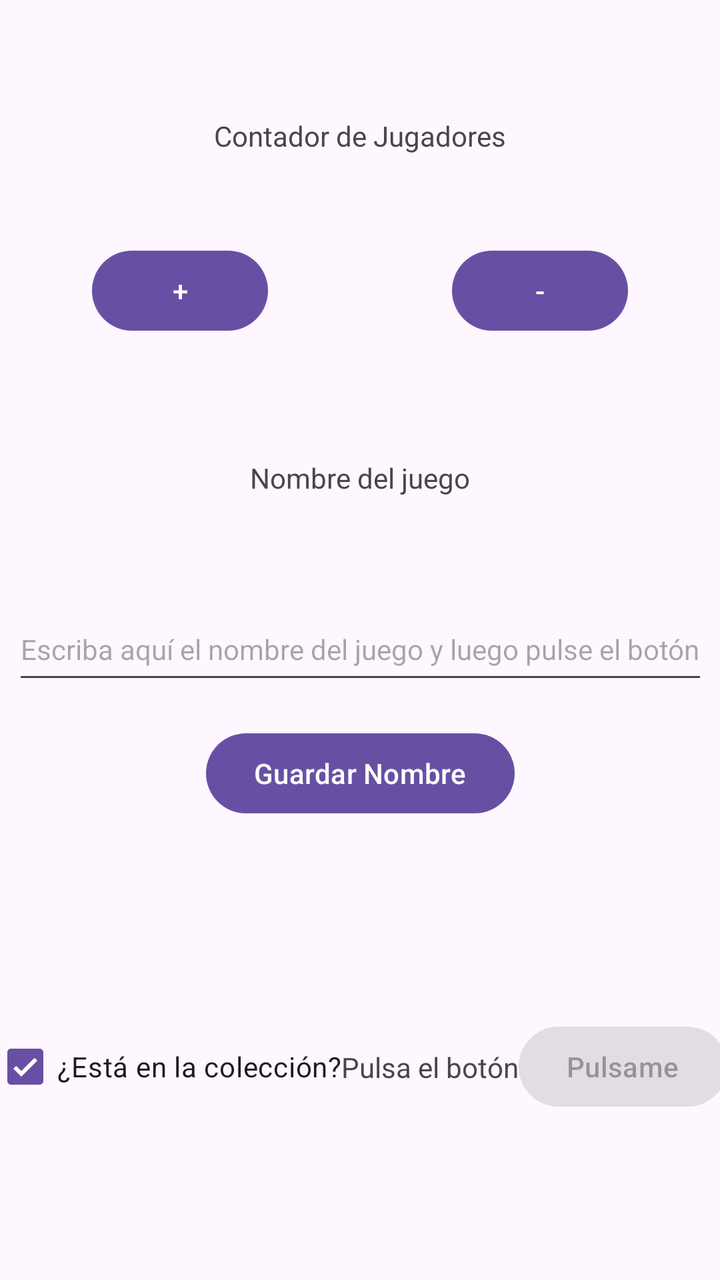
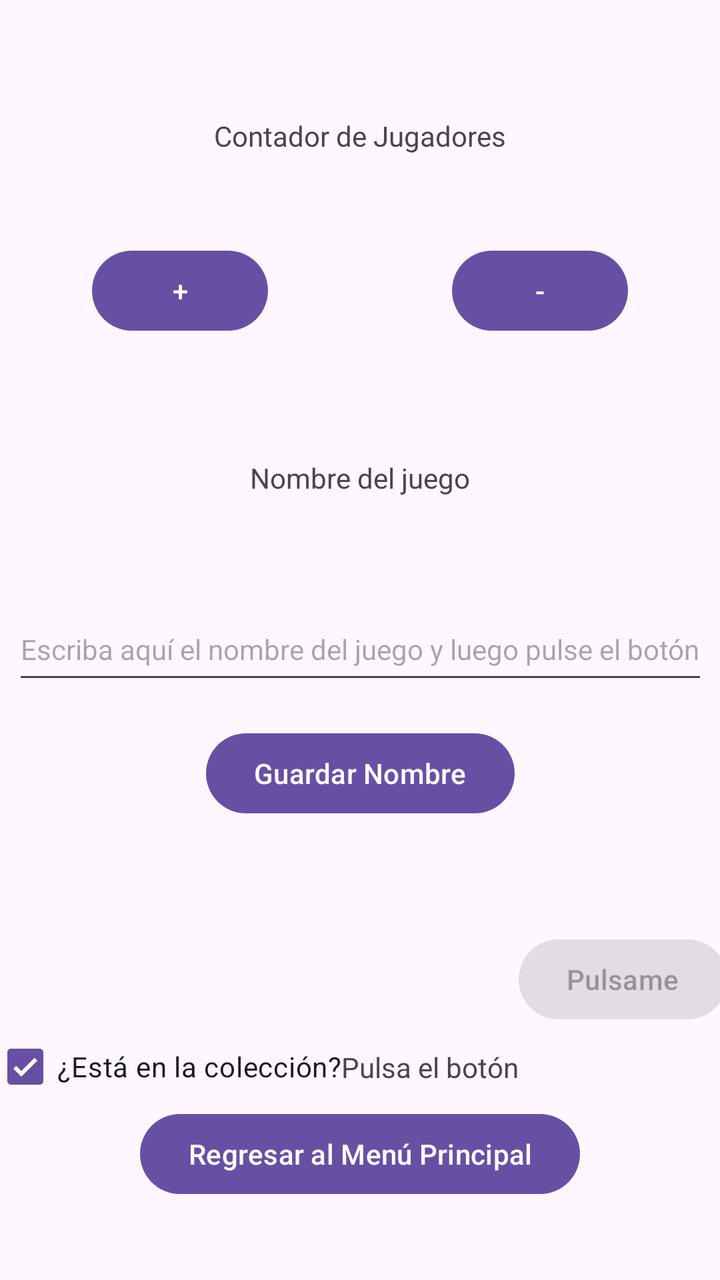

An Android layout rendered at two revisions. The XML below is the earlier revision; the diff shows what the commit changed to produce the second picture.
<!-- AndroidManifest.xml: application theme Theme.TiendaVideojuegosApp_Luengo_Gomez_Alejandro -->
<!-- res/layout/alta_juegos.xml -->
<?xml version="1.0" encoding="utf-8"?>
<LinearLayout xmlns:android="http://schemas.android.com/apk/res/android"
    android:layout_width="match_parent"
    android:layout_height="match_parent"
    android:orientation="vertical"
    xmlns:app="http://schemas.android.com/apk/res-auto">

    
    <androidx.constraintlayout.widget.ConstraintLayout
        android:layout_width="match_parent"
        android:layout_height="0dp"
        android:layout_weight="1">

        <TextView
            android:id="@+id/tvInfoNumJugadores"
            android:layout_width="wrap_content"
            android:layout_height="wrap_content"
            android:text="@string/tvInfoNumJugadores"
            app:layout_constraintTop_toTopOf="parent"
            app:layout_constraintBottom_toTopOf="@id/tvNumJugadores"
            app:layout_constraintEnd_toEndOf="parent"
            app:layout_constraintStart_toStartOf="parent" />

        <TextView
            android:id="@+id/tvNumJugadores"
            android:layout_width="wrap_content"
            android:layout_height="wrap_content"
            android:text=""
            app:layout_constraintTop_toBottomOf="@+id/tvInfoNumJugadores"
            app:layout_constraintBottom_toBottomOf="parent"
            app:layout_constraintEnd_toStartOf="@id/btnMenosJugadores"
            app:layout_constraintStart_toEndOf="@id/btnMasJugadores"/>

        <Button
            android:id="@+id/btnMenosJugadores"
            android:layout_width="wrap_content"
            android:layout_height="wrap_content"
            android:text="@string/btnMenosJugadores"
            app:layout_constraintTop_toBottomOf="@id/tvInfoNumJugadores"
            app:layout_constraintBottom_toBottomOf="parent"
            app:layout_constraintEnd_toEndOf="parent"
            app:layout_constraintStart_toEndOf="@id/tvNumJugadores" />

        <Button
            android:id="@+id/btnMasJugadores"
            android:layout_width="wrap_content"
            android:layout_height="wrap_content"
            android:text="@string/btnMasJugadores"
            app:layout_constraintTop_toBottomOf="@id/tvInfoNumJugadores"
            app:layout_constraintBottom_toBottomOf="parent"
            app:layout_constraintEnd_toStartOf="@id/tvNumJugadores"
            app:layout_constraintStart_toStartOf="parent" />
    </androidx.constraintlayout.widget.ConstraintLayout>

    
    <androidx.constraintlayout.widget.ConstraintLayout
        android:layout_width="match_parent"
        android:layout_height="0dp"
        android:layout_weight="1">

        <TextView
            android:id="@+id/tvNombreJuego"
            android:layout_width="wrap_content"
            android:layout_height="wrap_content"
            android:text="@string/tvNombreJuego"
            app:layout_constraintTop_toTopOf="parent"
            app:layout_constraintBottom_toTopOf="@id/tvMostrarNombreJuego"
            app:layout_constraintEnd_toEndOf="parent"
            app:layout_constraintStart_toStartOf="parent"/>

        <TextView
            android:id="@+id/tvMostrarNombreJuego"
            android:layout_width="wrap_content"
            android:layout_height="wrap_content"
            android:text=""
            app:layout_constraintTop_toBottomOf="@id/tvNombreJuego"
            app:layout_constraintBottom_toTopOf="@id/etEscribeNombreJuego"
            app:layout_constraintEnd_toEndOf="parent"
            app:layout_constraintStart_toStartOf="parent" />

        <EditText
            android:id="@+id/etEscribeNombreJuego"
            android:layout_width="wrap_content"
            android:layout_height="wrap_content"
            android:hint="@string/etEscribeNombreJuego"
            android:inputType="text"
            android:minHeight="48dp"
            android:textSize="14sp"
            app:layout_constraintBottom_toTopOf="@id/btnCopiarNombreJuego"
            app:layout_constraintEnd_toEndOf="parent"
            app:layout_constraintStart_toStartOf="parent"
            app:layout_constraintTop_toBottomOf="@id/tvMostrarNombreJuego" />

        <Button
            android:id="@+id/btnCopiarNombreJuego"
            android:layout_width="wrap_content"
            android:layout_height="wrap_content"
            android:text="@string/btnCopiarNombreJuego"
            app:layout_constraintTop_toBottomOf="@id/etEscribeNombreJuego"
            app:layout_constraintBottom_toBottomOf="parent"
            app:layout_constraintEnd_toEndOf="parent"
            app:layout_constraintStart_toStartOf="parent" />
    </androidx.constraintlayout.widget.ConstraintLayout>

    
    <androidx.constraintlayout.widget.ConstraintLayout
        android:layout_width="match_parent"
        android:layout_height="0dp"
        android:layout_weight="1">

        <CheckBox
            android:id="@+id/cbEnLaColeccion"
            android:layout_width="wrap_content"
            android:layout_height="wrap_content"
            android:text="@string/cbEnLaColeccion"
            android:checked="true"
            app:layout_constraintTop_toTopOf="parent"
            app:layout_constraintBottom_toBottomOf="parent"
            app:layout_constraintEnd_toStartOf="@id/tvPulsaBoton"
            app:layout_constraintStart_toStartOf="parent"/>

        <TextView
            android:id="@+id/tvPulsaBoton"
            android:layout_width="wrap_content"
            android:layout_height="wrap_content"
            android:text="@string/tvPulsaBoton"
            app:layout_constraintTop_toTopOf="parent"
            app:layout_constraintBottom_toBottomOf="parent"
            app:layout_constraintEnd_toStartOf="@id/btnPulsame"
            app:layout_constraintStart_toEndOf="@id/cbEnLaColeccion" />

        <Button
            android:id="@+id/btnPulsame"
            android:layout_width="wrap_content"
            android:layout_height="wrap_content"
            android:text="@string/btnPulsame"
            android:enabled="false"
            app:layout_constraintTop_toTopOf="parent"
            app:layout_constraintBottom_toBottomOf="parent"
            app:layout_constraintEnd_toEndOf="parent"
            app:layout_constraintStart_toEndOf="@id/tvPulsaBoton"/>
    </androidx.constraintlayout.widget.ConstraintLayout>

</LinearLayout>
<!-- resources referenced by this layout -->
<resources>
  <string name="btnCopiarNombreJuego">Guardar Nombre</string>
  <string name="btnMasJugadores">+</string>
  <string name="btnMenosJugadores">-</string>
  <string name="btnPulsame">Pulsame</string>
  <string name="cbEnLaColeccion">¿Está en la colección?</string>
  <string name="etEscribeNombreJuego">Escriba aquí el nombre del juego y luego pulse el botón</string>
  <string name="tvInfoNumJugadores">Contador de Jugadores</string>
  <string name="tvNombreJuego">Nombre del juego</string>
  <string name="tvPulsaBoton">Pulsa el botón</string>
  <style name="Theme.TiendaVideojuegosApp_Luengo_Gomez_Alejandro" parent="Base.Theme.TiendaVideojuegosApp_Luengo_Gomez_Alejandro" />
  <style name="Base.Theme.TiendaVideojuegosApp_Luengo_Gomez_Alejandro" parent="Theme.Material3.DayNight.NoActionBar">
          
          
      </style>
</resources>

<!-- the commit's change to res/layout/alta_juegos.xml (unified diff, before → after) -->
@@ -136,9 +136,19 @@
             android:text="@string/btnPulsame"
             android:enabled="false"
             app:layout_constraintTop_toTopOf="parent"
+            app:layout_constraintBottom_toTopOf="@id/btnVolverAlMenuAJ"
+            app:layout_constraintEnd_toEndOf="parent"
+            app:layout_constraintStart_toEndOf="@id/tvPulsaBoton"/>
+
+        <Button
+            android:id="@+id/btnVolverAlMenuAJ"
+            android:layout_width="wrap_content"
+            android:layout_height="wrap_content"
+            android:text="@string/btnVolverAlMenu"
+            app:layout_constraintTop_toBottomOf="@id/btnPulsame"
             app:layout_constraintBottom_toBottomOf="parent"
             app:layout_constraintEnd_toEndOf="parent"
-            app:layout_constraintStart_toEndOf="@id/tvPulsaBoton"/>
+            app:layout_constraintStart_toStartOf="parent" />
     </androidx.constraintlayout.widget.ConstraintLayout>
 
 </LinearLayout>
<!-- resource entries referenced after the edit -->
@@ -4,6 +4,7 @@
   <string name="btnMasJugadores">+</string>
   <string name="btnMenosJugadores">-</string>
   <string name="btnPulsame">Pulsame</string>
+  <string name="btnVolverAlMenu">Regresar al Menú Principal</string>
   <string name="cbEnLaColeccion">¿Está en la colección?</string>
   <string name="etEscribeNombreJuego">Escriba aquí el nombre del juego y luego pulse el botón</string>
   <string name="tvInfoNumJugadores">Contador de Jugadores</string>
